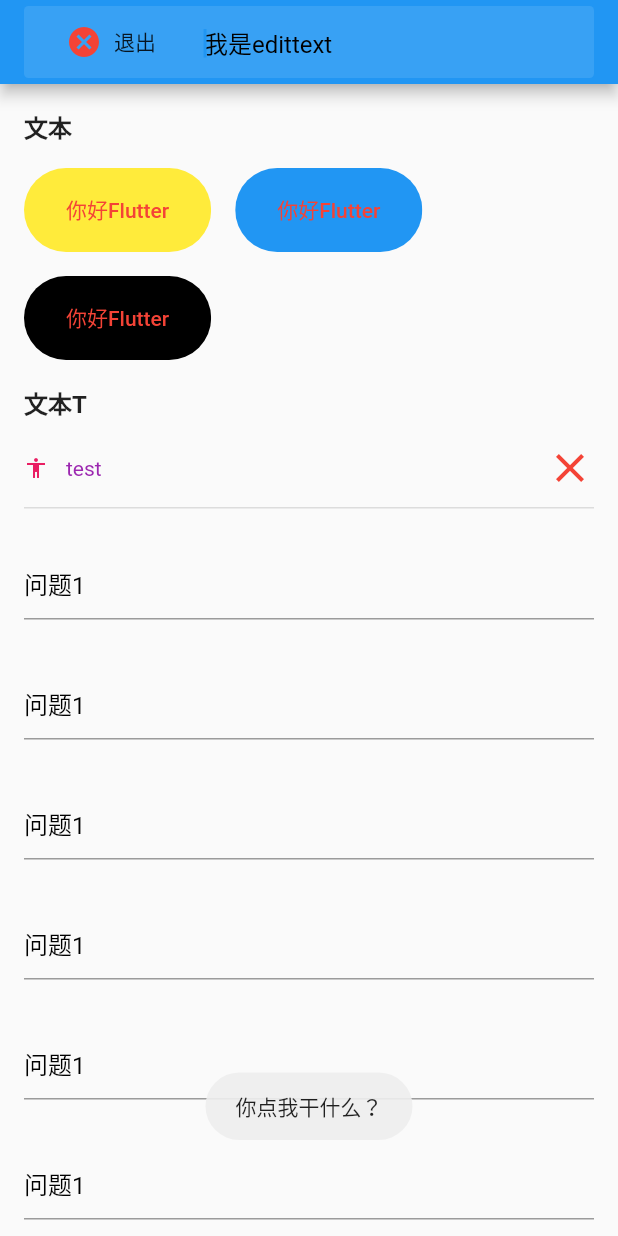
After one commit to Shimingli/FlutterApp, a Flutter app: the screen it shows after launch, tab 2 chosen, after a tap on "点我", on a phone screen of 412 x 824 dp. The commit adds this screen. Run offline on Flutter 3.47's test engine with Material 2 defaults, Android fonts, the phone set to English and light mode, and no system bars; our stand-ins replace fluttertoast.

Commit message:
1、完成Toast 2、三方的依赖的添加 3、等等 好多的工作

```diff
--- a/lib/MainPage.dart
+++ b/lib/MainPage.dart
@@ -75,7 +75,7 @@ class MainPageState extends State<MainPage> with TickerProviderStateMixin {
       view.controller.dispose();
     }
   }
-
+  //  Flutter 中 UI 的布局是通过在 dart 文件中构建 Widget 树来实现的。
   // widget 相当于 View，Widget的实例仅仅存在每一帧之间，并且每一帧之间 Flutter都会主动的创建一颗Widget树用于下一帧的渲染。
   //Android 中 View 是可变的，在 Flutter 中的 Widget 是不可变的。这种特性使得 Flutter 中的 Widget 变得十分轻量级
   @override
--- /dev/null
+++ b/lib/home/GestureDetectorPage.dart
@@ -0,0 +1,61 @@
+import 'package:flutter/material.dart';
+
+
+/*
+使用 GestureDetector 我们可以监听广泛的手势，例如
+
+点击
+
+onTapDown 屏幕某一位置的手势按下事件。
+onTapUp 屏幕某一位置的手势抬起事件。
+onTap 屏幕某一位置的手势点击事件
+onTapCancel 只产生 onTapDown 却没有产生 onTapUp 的事件。
+双击
+
+onDoubleTap 用户在同一位置进行两次快速点击。
+长按
+
+onLongPress 长时间点按屏幕某一点时产生的事件。
+垂直拖动
+
+onVerticalDragStart 屏幕上某一点开始垂直移动的事件。
+onVerticalDragUpdate 屏幕上某一点垂直移动过程中的更新事件。
+onVerticalDragEnd 屏幕上某一点停止垂直移动后的事件。
+水平拖动
+
+onHorizontalDragStart 屏幕上某一点开始水平移动的事件。
+onHorizontalDragUpdate 屏幕上某一点水平移动过程中的更新事件。
+onHorizontalDragEnd 屏幕上某一点停止水平移动后的事件。
+ */
+AnimationController controller;
+CurvedAnimation curve;
+@override
+void initState() {
+  // ignore: invalid_reference_to_this
+  controller = new AnimationController(duration: const Duration(milliseconds: 2000), vsync: this);
+  curve = new CurvedAnimation(parent: controller, curve: Curves.easeIn);
+}
+
+class GestureDetectorPage extends StatelessWidget {
+  @override
+  Widget build(BuildContext context) {
+    return new Scaffold(
+        body: new Center(
+          child: new GestureDetector(
+            child: new RotationTransition(
+                turns: curve,
+                child: new FlutterLogo(
+                  size: 200.0,
+                )),
+            onDoubleTap: () {
+              if (controller.isCompleted) {
+                controller.reverse();
+              } else {
+                controller.forward();
+              }
+            },
+          ),
+        ));
+  }
+
+}
--- a/lib/home/HomePage.dart
+++ b/lib/home/HomePage.dart
@@ -1,33 +1,94 @@
 import 'package:flutter/material.dart';
+import 'package:flutter_app/home/GestureDetectorPage.dart';
+import 'package:flutter_app/home/OtherPage.dart';
 import 'package:flutter_app/home/TabOne.dart';
 import 'package:flutter_app/home/TabTwo.dart';
-
+import 'package:flutter_app/utils/ToastUtil.dart';
+// 麻痹这一行代码 还是我主动添加的  真的日了狗了
+import 'package:fluttertoast/fluttertoast.dart';
 
 /**
  * 主页
  */
-class HomePage extends StatefulWidget{
+class HomePage extends StatefulWidget {
   @override
   State<StatefulWidget> createState() {
-    return  HomePageState();
+    return HomePageState();
   }
 
 }
 
-class HomePageState extends State<HomePage>{
+class HomePageState extends State<HomePage> {
   @override
   Widget build(BuildContext context) {
     //为给定的[子]控件创建默认选项卡控制器。
     return new DefaultTabController(length: 3, child: new Scaffold(
       appBar: new AppBar(
         backgroundColor: Colors.red,
-         title: new Text("仕明同学"),
+        title: titleWidget(),
         bottom: new TabBar(
             labelColor: Colors.green,
             unselectedLabelColor: Colors.black,
-             tabs: [new Tab(text: "TabOne",),new Tab(text: "TabTwo",)]),
+            tabs: [new Tab(text: "TabOne",), new Tab(text: "TabTwo",)]),
       ),
-      body: new TabBarView(children: [new TabOne(),new TabTwo()]),
+      body: new TabBarView(children: [new TabOne(), new TabTwo()]),
     ));
   }
+
+  Widget titleWidget() {
+    return new Container(
+        child: new Row(
+          children: <Widget>[
+            new Text("仕明同学", style: new TextStyle(
+                color: Colors.blueGrey, letterSpacing: 1.00),),
+            new Expanded(
+
+                child: new FlatButton.icon(
+                  // 点击事件
+                    onPressed: () {
+                      print("发生了点击事件");
+                      Fluttertoast.showToast(
+                          msg: "你点我干什么？",
+                          // todo 这两个 打开属性 有点小问题
+                          // ignore: ambiguous_import
+                          //toastLength: Toast.LENGTH_SHORT,
+                          // ignore: ambiguous_import
+                         // gravity: ToastGravity.CENTER,
+                          timeInSecForIos: 1,
+                          bgcolor: "#e74c3c",
+                          textcolor: '#ffffff'
+                      );
+                      //todo  以下的实现估计有点问题
+//                      ToastUtils.showToast(msg: "我是自定义实现的哦",
+//                         // ignore: ambiguous_import
+//                         //toastLength: Toast.LENGTH_SHORT,
+//                          // ignore: ambiguous_import
+//                          //gravity: ToastGravity.CENTER,
+//                          //gravity: ToastGravity.BOTTOM, // ignore: ambiguous_import
+//                          timeInSecForIos: 1,
+//                          bgcolor: "#e74c3c",
+//                          textcolor: '#ffffff'
+//                      );
+                      Navigator.of(context).push(new MaterialPageRoute(builder: (context){
+                        return new OtherPage();
+                      }));
+                    },
+                    icon: new Icon(
+                      Icons.pets,
+                      color: Colors.amber,
+                      size: 18.0,
+                    ),
+                    label: new Text(
+                      "点我", style: new TextStyle(color: Colors.red),
+                    )
+                )
+            ),
+          ],
+        ),
+        decoration: new BoxDecoration(
+          borderRadius: const BorderRadius.all(const Radius.circular(4.0)),
+          color: Colors.lightGreenAccent,
+        )
+    );
   }
+}
--- /dev/null
+++ b/lib/home/OtherPage.dart
@@ -0,0 +1,216 @@
+import 'package:flutter/material.dart';
+import 'package:fluttertoast/fluttertoast.dart';
+
+/*
+一个小小的Demo
+ */
+class OtherPage extends StatefulWidget {
+  @override
+  State<StatefulWidget> createState() {
+    return new OtherPageState();
+  }
+}
+
+class OtherPageState extends State<OtherPage> {
+  @override
+  Widget build(BuildContext context) {
+    //要充分利用应用程序中的 Material 风格的组件的话，可以把顶级部件 MaterialApp 作为应用程序的入口。MaterialApp 作为一个比较方便的部件，包装了许多实现了 Material 风格所需要的部件（如 Scaffold ）。MaterialApp 是在 WidgetsApp 的基础上进行实现的
+    return new MaterialApp(
+      theme: new ThemeData.light(),
+      home: new Scaffold(
+        appBar: findAppBar(),
+        body: findBody(),
+      ),
+
+    );
+  }
+
+  findAppBar() {
+    return new AppBar(
+      title: new Container(
+        child: new Row(
+          children: <Widget>[
+            new Container(
+              child: new FlatButton.icon(
+                  onPressed: () {
+                    Navigator.of(context).pop();
+                  },
+                  icon: new Icon(Icons.cancel, color: Colors.red,),
+                  label: new Text("退出")
+              ),
+              width: 120.0,
+            ),
+            new Expanded(child: new TextField(
+              autofocus: true, //自动获取键盘，键盘弹起来
+              decoration: new InputDecoration.collapsed(hintText: "我是edittext",
+                  hintStyle: new TextStyle(color: Colors.black)),
+            ))
+
+          ],
+        ),
+        decoration: new BoxDecoration(
+            color: Colors.white10,
+            borderRadius: const BorderRadius.all(const Radius.circular(3.0))
+        ),
+      ),
+    );
+  }
+
+  findBody() {
+    return new SingleChildScrollView(
+      child: new Column(
+        children: <Widget>[
+          new Container(
+            child: new Text("文本", style: new TextStyle(
+                fontWeight: FontWeight.bold, fontSize: 16.0)),
+            margin: const EdgeInsets.only(top: 16.0, left: 16.0, bottom: 16.0),
+            alignment: Alignment.topLeft,
+          ),
+          new Row(
+            children: <Widget>[
+              new Container(
+                child: new Chip(
+                  label: new FlatButton(onPressed: () {},
+                      child: new Text(
+                        "你好Flutter", style: new TextStyle(color: Colors.red),)),
+                  backgroundColor: Colors.yellow,
+                ),
+                margin: const EdgeInsets.only(left: 16.0, bottom: 16.0),
+                alignment: Alignment.topLeft,
+              ),
+              new Container(
+                child: new Chip(
+                  label: new FlatButton(onPressed: () {},
+                      child: new Text("你好Flutter",
+                          style: new TextStyle(color: Colors.red))),
+                  backgroundColor: Colors.blue,
+                ),
+                margin: const EdgeInsets.only(left: 16.0, bottom: 16.0),
+                alignment: Alignment.topLeft,
+              ),
+            ],
+          ),
+          new Row(
+            children: <Widget>[
+              new Container(
+                child: new Chip(
+                  label: new FlatButton(onPressed: () {},
+                      child: new Text("你好Flutter",
+                          style: new TextStyle(color: Colors.red))),
+                  backgroundColor: Colors.black,
+                ),
+                margin: const EdgeInsets.only(left: 16.0, bottom: 16.0),
+                alignment: Alignment.topLeft,
+              ),
+            ],
+          ),
+          new Container(
+            child: new Text("文本T", style: new TextStyle(
+                fontWeight: FontWeight.bold, fontSize: 16.0)),
+            margin: const EdgeInsets.only(left: 16.0, bottom: 16.0),
+            alignment: Alignment.topLeft,
+          ),
+          new Container(
+            child: new Row(
+              children: <Widget>[
+                new Container(
+                  child: new Icon(
+                      Icons.accessibility, color: Colors.pink, size: 16.0),
+                  margin: const EdgeInsets.only(right: 12.0),
+                ),
+                new Expanded(
+                  child: new Container(
+                    child: new Text("test", style: new TextStyle(
+                        color: Colors.purple, fontSize: 14.0),),
+                  ),
+                ),
+                new Container(
+                  child: new GestureDetector(
+                    child: new Icon(Icons.clear, color: Colors.red, size: 32.0),
+                    onTap: () {
+                      Fluttertoast.showToast(
+                          msg: "删除不掉的，我是点击事件的第二种实现的方式",
+                          timeInSecForIos: 1,
+                          bgcolor: "#e74c3c",
+                          textcolor: '#ffffff'
+                      );
+                    },
+                  ),
+                )
+              ],
+            ),
+            margin: const EdgeInsets.only(
+                left: 16.0, right: 16.0, bottom: 10.0),
+            padding: const EdgeInsets.only(bottom: 10.0),
+            decoration: new BoxDecoration(
+                border: new BorderDirectional(
+                    bottom: new BorderSide(color: Colors.black12))
+            ),
+          ),
+
+          new Container(
+            child: new Column(
+              children: <Widget>[
+                new Container(
+                  child: new TextField(
+                    decoration: new InputDecoration(
+                        hintText: "问题1",
+                        hintStyle: new TextStyle(color: Colors.black)
+                    ),
+                  ),
+                  margin: const EdgeInsets.all(16.0),
+                ),
+                new Container(
+                  child: new TextField(
+                    decoration: new InputDecoration(
+                        hintText: "问题1",
+                        hintStyle: new TextStyle(color: Colors.black)
+                    ),
+                  ),
+                  margin: const EdgeInsets.all(16.0),
+                ),
+                new Container(
+                  child: new TextField(
+                    decoration: new InputDecoration(
+                        hintText: "问题1",
+                        hintStyle: new TextStyle(color: Colors.black)
+                    ),
+                  ),
+                  margin: const EdgeInsets.all(16.0),
+                ),
+                new Container(
+                  child: new TextField(
+                    decoration: new InputDecoration(
+                        hintText: "问题1",
+                        hintStyle: new TextStyle(color: Colors.black)
+                    ),
+                  ),
+                  margin: const EdgeInsets.all(16.0),
+                ),
+                new Container(
+                  child: new TextField(
+                    decoration: new InputDecoration(
+                        hintText: "问题1",
+                        hintStyle: new TextStyle(color: Colors.black)
+                    ),
+                  ),
+                  margin: const EdgeInsets.all(16.0),
+                ),
+                new Container(
+                  child: new TextField(
+                    decoration: new InputDecoration(
+                        hintText: "问题1",
+                        hintStyle: new TextStyle(color: Colors.black)
+                    ),
+                  ),
+                  margin: const EdgeInsets.all(16.0),
+                ),
+              ],
+            ),
+          )
+        ],
+      ),
+    );
+  }
+
+}
--- a/lib/home/TabOne.dart
+++ b/lib/home/TabOne.dart
@@ -1,4 +1,5 @@
 import 'package:flutter/material.dart';
+import 'package:flutter_app/widget/CustomButton.dart';
 
 
 class TabOne extends StatefulWidget{
@@ -10,7 +11,8 @@ class TabOne extends StatefulWidget{
 class TabOneState extends State<TabOne>{
   @override
   Widget build(BuildContext context) {
-    return new Text("nihao");
+    //return new Text("nihao");
+    return new Container(child: new CustomButton("nihao"),);
   }
 
 }
--- /dev/null
+++ b/lib/widget/CustomButton.dart
@@ -0,0 +1,12 @@
+import 'package:flutter/cupertino.dart';
+import 'package:flutter/material.dart';
+//在 Flutter 中构建自定义的 Widget 通常采用的是组合其他 Widget 的方式而非传统的继承。
+class CustomButton extends StatelessWidget {
+  final String label;
+  CustomButton(this.label);
+
+  @override
+  Widget build(BuildContext context) {
+    return new RaisedButton(onPressed: () {}, child: new Text(label));
+  }
+}
--- a/pubspec.yaml
+++ b/pubspec.yaml
@@ -8,6 +8,7 @@ dependencies:
   # The following adds the Cupertino Icons font to your application.
   # Use with the CupertinoIcons class for iOS style icons.
   cupertino_icons: ^0.1.0
+  fluttertoast: ^2.0.7 #"Packages get" 要去主动的 get 一次依赖
 
 dev_dependencies:
   flutter_test:
```
Also changed, not shown: lib/utils/ToastUtil.dart (added, +58 -0 lines), pubspec.lock, 1 other file. Lines whose indentation alone changed are shown as unchanged.
